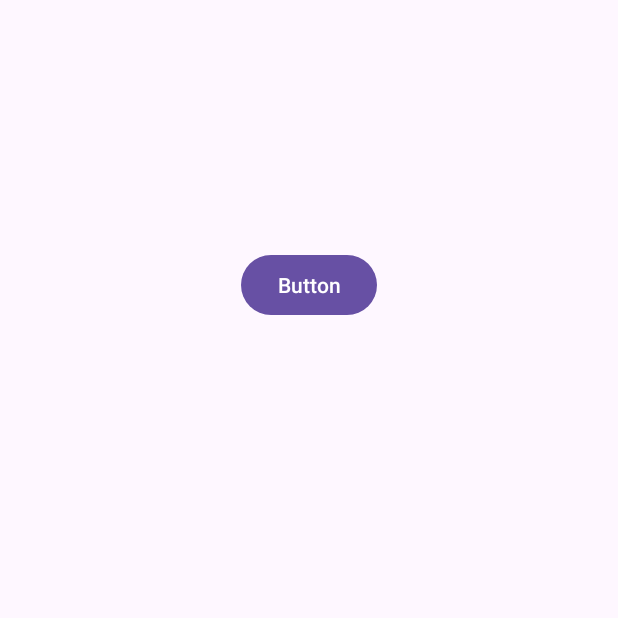
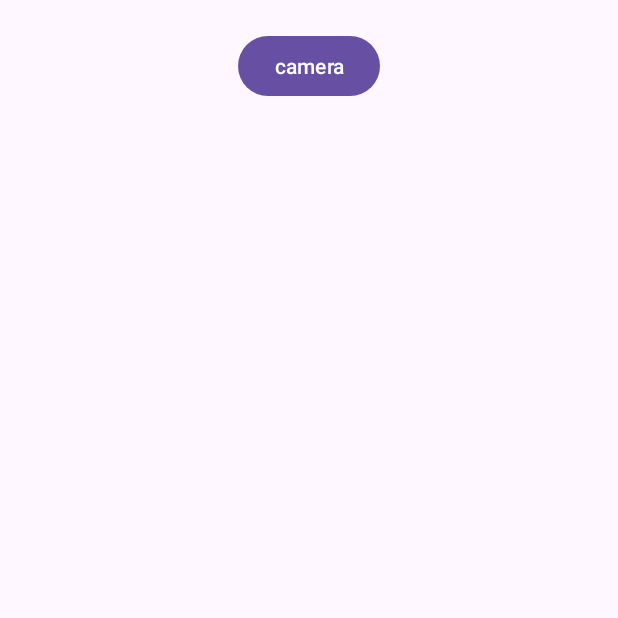
Before and after one commit to paolazanella/tela-de-login-dispositiveis-moveis, an Android app: the camera screen opened directly, with no data from a screen before it, on a phone screen of 412 x 824 dp, the top half of it. Run offline under Robolectric (Android 15) with nearby library versions, the phone set to English and light mode, and no system bars.

Commit message:
o teste da camera esta funciando agora testar desenvolveer o selecinar imagem

```diff
--- a/app/src/main/AndroidManifest.xml
+++ b/app/src/main/AndroidManifest.xml
@@ -2,6 +2,7 @@
 <manifest xmlns:android="http://schemas.android.com/apk/res/android"
     xmlns:tools="http://schemas.android.com/tools">
 
+    <uses-feature android:name="android.hardware.camera" android:required="true"></uses-feature>
     <application
         android:allowBackup="true"
         android:dataExtractionRules="@xml/data_extraction_rules"
--- a/app/src/main/java/com/paolazanella/loginapp/camera.kt
+++ b/app/src/main/java/com/paolazanella/loginapp/camera.kt
@@ -1,20 +1,36 @@
 package com.paolazanella.loginapp
 
+import android.app.Activity
+import android.content.Intent
+import android.graphics.Bitmap
+import androidx.appcompat.app.AppCompatActivity
 import android.os.Bundle
-import androidx.activity.enableEdgeToEdge
-import androidx.appcompat.app.AppCompatActivity
-import androidx.core.view.ViewCompat
-import androidx.core.view.WindowInsetsCompat
+import android.provider.MediaStore
+import android.widget.Button
+import android.widget.ImageView
+import androidx.activity.result.ActivityResult
+import androidx.activity.result.contract.ActivityResultContracts
+
 
 class camera : AppCompatActivity() {
     override fun onCreate(savedInstanceState: Bundle?) {
         super.onCreate(savedInstanceState)
-        enableEdgeToEdge()
         setContentView(R.layout.activity_camera)
-        ViewCompat.setOnApplyWindowInsetsListener(findViewById(R.id.main)) { v, insets ->
-            val systemBars = insets.getInsets(WindowInsetsCompat.Type.systemBars())
-            v.setPadding(systemBars.left, systemBars.top, systemBars.right, systemBars.bottom)
-            insets
+
+        val btnCamera = findViewById<Button>(R.id.btnCamera)
+
+
+        btnCamera.setOnClickListener{
+            startForResult.launch(Intent(MediaStore.ACTION_IMAGE_CAPTURE))
         }
     }
+    private val startForResult =
+        registerForActivityResult(ActivityResultContracts.StartActivityForResult()) { result: ActivityResult ->
+            if (result.resultCode == Activity.RESULT_OK) {
+                val intent = result.data
+                val imageBitmap = intent?.extras?.get("data") as Bitmap
+                val imageView = findViewById<ImageView>(R.id.imageView)
+                imageView.setImageBitmap(imageBitmap)
+            }
+        }
 }
--- a/app/src/main/res/layout/activity_camera.xml
+++ b/app/src/main/res/layout/activity_camera.xml
@@ -8,12 +8,25 @@
     tools:context=".camera">
 
     <Button
-        android:id="@+id/button"
+        android:id="@+id/btnCamera"
         android:layout_width="wrap_content"
         android:layout_height="wrap_content"
-        android:layout_marginTop="166dp"
-        android:text="Button"
+        android:layout_marginTop="20dp"
+        android:text="camera"
         app:layout_constraintEnd_toEndOf="parent"
         app:layout_constraintStart_toStartOf="parent"
         app:layout_constraintTop_toTopOf="parent" />
+
+    <ImageView
+        android:id="@+id/imageView"
+        android:layout_width="0dp"
+        android:layout_height="0dp"
+        android:layout_marginStart="5dp"
+        android:layout_marginTop="20dp"
+        android:layout_marginEnd="5dp"
+        app:layout_constraintBottom_toBottomOf="parent"
+        app:layout_constraintEnd_toEndOf="parent"
+        app:layout_constraintStart_toStartOf="parent"
+        app:layout_constraintTop_toBottomOf="@+id/btnCamera"
+        tools:srcCompat="@tools:sample/avatars" />
 </androidx.constraintlayout.widget.ConstraintLayout>
```
